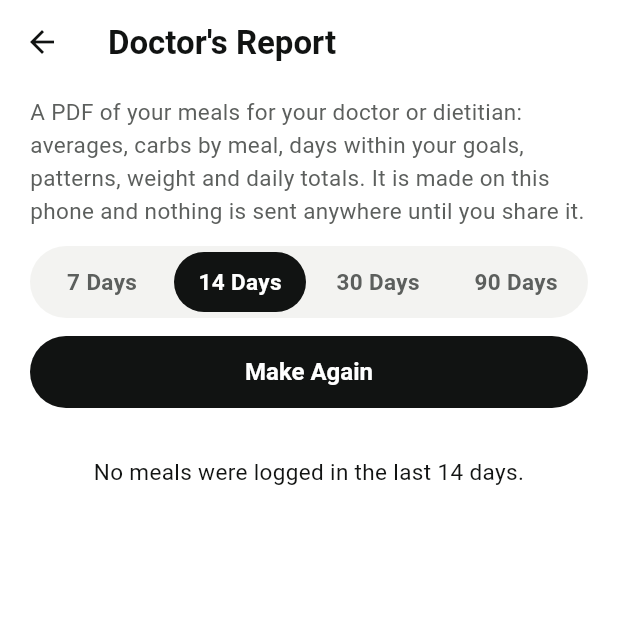
After one commit to Abdullah11Kn/Miqdar, a Flutter app: the DoctorReportScreen screen opened directly, after a tap on "Make Report", on a phone screen of 412 x 824 dp, the top half of it. The commit adds this screen. Run offline on Flutter 3.47's test engine with Material 3 defaults, Android fonts, the phone set to English and light mode, and no system bars; our stand-ins replace file_picker, flutter_local_notifications, flutter_timezone, hijri, image_picker, pdf and 4 more; accounts and stored records are empty; network calls fail; Roboto replaces fonts that are missing (Thmanyah Sans, Thmanyah Serif Display).

Commit message:
feat: doctor's report as a PDF, in English and Arabic (#20, #21)
Export gets a Doctor's Report for 7, 14, 30 or 90 days, made on the phone
from the user's own meals with no AI: overview, carbs by meal (first in
diabetes mode), days within goals, factual pattern lines from fixed rules,
weight trend, weighed and estimated counts, and daily totals with days not
logged marked. Built as HTML and turned into a PDF by the phone's web
engine, which keeps Thmanyah embedded and Arabic shaped; then previewed and
shared from the share sheet.

```diff
--- a/mobile/lib/app_controller.dart
+++ b/mobile/lib/app_controller.dart
@@ -12,6 +12,7 @@ import 'data/local_database.dart';
 import 'l10n/strings.dart';
 import 'models/body_profile.dart';
 import 'models/diabetes.dart';
+import 'models/doctor_report.dart';
 import 'models/nutrition.dart';
 import 'models/ramadan.dart';
 import 'services/alert_service.dart';
@@ -1647,6 +1648,21 @@ class MiqdarController extends ChangeNotifier {
     return diabetes.carbTargetFor(mealType);
   }
 
+  /// The doctor's report for the last [days] diary days, worked out from the user's own numbers.
+  DoctorReport doctorReport(int days, {required bool isAr}) => buildDoctorReport(
+        meals: meals,
+        goals: goals,
+        weights: weightEntries,
+        today: today,
+        periodDays: days,
+        dayOf: diaryDayOf,
+        // The placeholder name is not a person's name, so a report never shows it.
+        name: account.displayName == UserAccount.defaultName
+            ? ''
+            : (isAr && account.displayNameAr.isNotEmpty ? account.displayNameAr : account.displayName),
+        carbsFirst: diabetes.carbsFirst,
+      );
+
   /// Leftovers can be weighed until the end of the meal's diary day.
   bool canWeighLeftovers(MealEntry meal) => diaryDayOf(meal.eatenAt) == today;
 
--- /dev/null
+++ b/mobile/lib/models/doctor_report.dart
@@ -0,0 +1,237 @@
+import 'body_profile.dart';
+import 'diabetes.dart';
+import 'nutrition.dart';
+
+/// A day in the report. [totals] is null when nothing was logged, so it is never read as zero.
+class ReportDay {
+  const ReportDay({required this.day, required this.meals, this.totals});
+
+  final DateTime day;
+  final int meals;
+  final NutritionValues? totals;
+
+  bool get logged => totals != null;
+}
+
+/// How many logged days were within, over and under one goal. Sugar and salt are limits, so they
+/// have no "under".
+class GoalDays {
+  const GoalDays({
+    required this.key,
+    required this.goal,
+    required this.within,
+    required this.over,
+    required this.under,
+    required this.isLimit,
+  });
+
+  final String key;
+  final double goal;
+  final int within;
+  final int over;
+  final int under;
+  final bool isLimit;
+}
+
+enum ReportPatternKind { highestCarbMeal, daysOverSugar, daysOverSalt, weekendCalories, loggedDays }
+
+/// One factual line, worked out from the numbers by a fixed rule, so it can be checked against the
+/// daily tables.
+class ReportPattern {
+  const ReportPattern(this.kind, {this.mealType, this.count = 0, this.ofDays = 0, this.percent = 0});
+
+  final ReportPatternKind kind;
+  final String? mealType;
+  final int count;
+  final int ofDays;
+
+  /// For weekend calories: how much higher (positive) or lower than weekdays, in percent.
+  final int percent;
+}
+
+class DoctorReport {
+  const DoctorReport({
+    required this.from,
+    required this.to,
+    required this.name,
+    required this.days,
+    required this.dailyAverage,
+    required this.carbsByMeal,
+    required this.goalDays,
+    required this.patterns,
+    required this.weightStart,
+    required this.weightEnd,
+    required this.weighedMeals,
+    required this.estimatedMeals,
+    required this.enteredMeals,
+    required this.leftoverMeals,
+    required this.carbsFirst,
+  });
+
+  final DateTime from;
+  final DateTime to;
+  final String name;
+  final List<ReportDay> days;
+  final NutritionValues dailyAverage;
+  final Map<String, double> carbsByMeal;
+
+  /// Empty when the user tracks without goals.
+  final List<GoalDays> goalDays;
+  final List<ReportPattern> patterns;
+  final BodyWeightEntry? weightStart;
+  final BodyWeightEntry? weightEnd;
+  final int weighedMeals;
+  final int estimatedMeals;
+  final int enteredMeals;
+  final int leftoverMeals;
+
+  /// Diabetes mode: the carbs section comes first.
+  final bool carbsFirst;
+
+  int get loggedDays => days.where((d) => d.logged).length;
+  int get mealCount => weighedMeals + estimatedMeals + enteredMeals;
+  bool get isEmpty => loggedDays == 0;
+}
+
+/// Builds the report for the [periodDays] diary days ending on [today]. Everything comes from the
+/// user's own numbers; nothing is sent anywhere.
+DoctorReport buildDoctorReport({
+  required List<MealEntry> meals,
+  required NutritionGoals goals,
+  required List<BodyWeightEntry> weights,
+  required DateTime today,
+  required int periodDays,
+  required DateTime Function(DateTime) dayOf,
+  String name = '',
+  bool carbsFirst = false,
+}) {
+  final to = DateTime(today.year, today.month, today.day);
+  final from = DateTime(to.year, to.month, to.day - (periodDays - 1));
+  final inPeriod = meals.where((m) {
+    final d = dayOf(m.eatenAt);
+    return !d.isBefore(from) && !d.isAfter(to);
+  }).toList();
+
+  final byDay = <DateTime, List<MealEntry>>{};
+  for (final meal in inPeriod) {
+    byDay.putIfAbsent(dayOf(meal.eatenAt), () => []).add(meal);
+  }
+  final days = [
+    for (var i = 0; i < periodDays; i++)
+      () {
+        final day = DateTime(from.year, from.month, from.day + i);
+        final list = byDay[day];
+        return ReportDay(
+          day: day,
+          meals: list?.length ?? 0,
+          totals: list?.fold<NutritionValues>(NutritionValues.zero(), (a, m) => a + m.nutrients),
+        );
+      }(),
+  ];
+  final logged = days.where((d) => d.logged).toList();
+  final average = logged.isEmpty
+      ? NutritionValues.zero()
+      : logged.fold<NutritionValues>(NutritionValues.zero(), (a, d) => a + d.totals!).scaledBy(1 / logged.length);
+
+  GoalDays goalDaysFor(String key, double goal, double Function(NutritionValues) read, {bool isLimit = false}) {
+    var within = 0, over = 0, under = 0;
+    for (final day in logged) {
+      final value = read(day.totals!);
+      if (isLimit) {
+        value > goal ? over++ : within++;
+      } else if (value > goal * 1.1) {
+        over++;
+      } else if (value < goal * 0.9) {
+        under++;
+      } else {
+        within++;
+      }
+    }
+    return GoalDays(key: key, goal: goal, within: within, over: over, under: under, isLimit: isLimit);
+  }
+
+  final goalDays = goals.trackingOnly || logged.isEmpty
+      ? <GoalDays>[]
+      : [
+          goalDaysFor('calories', goals.calories, (v) => v.calories),
+          goalDaysFor('carbohydrates', goals.carbohydrates, (v) => v.carbohydrates),
+          goalDaysFor('sugar', goals.sugar, (v) => v.sugar, isLimit: true),
+          goalDaysFor('sodium', goals.sodium, (v) => v.sodium, isLimit: true),
+        ];
+
+  final patterns = <ReportPattern>[
+    if (logged.isNotEmpty) ReportPattern(ReportPatternKind.loggedDays, count: logged.length, ofDays: periodDays),
+  ];
+
+  // The meal that had the most carbs, on days with more than one meal type.
+  final topMeal = <String, int>{};
+  var comparedDays = 0;
+  for (final entry in byDay.entries) {
+    final carbsByType = <String, double>{};
+    for (final meal in entry.value) {
+      if (meal.nutrients.isMissing('carbohydrate_g')) continue;
+      carbsByType[meal.mealType] = (carbsByType[meal.mealType] ?? 0) + meal.nutrients.carbohydrates;
+    }
+    if (carbsByType.length < 2) continue;
+    comparedDays++;
+    final top = carbsByType.entries.reduce((a, b) => b.value > a.value ? b : a).key;
+    topMeal[top] = (topMeal[top] ?? 0) + 1;
+  }
+  if (comparedDays >= 3) {
+    final top = topMeal.entries.reduce((a, b) => b.value > a.value ? b : a);
+    if (top.value * 2 > comparedDays) {
+      patterns.add(ReportPattern(ReportPatternKind.highestCarbMeal,
+          mealType: top.key, count: top.value, ofDays: comparedDays));
+    }
+  }
+  if (!goals.trackingOnly) {
+    final sugarDays = goalDays.where((g) => g.key == 'sugar').firstOrNull?.over ?? 0;
+    final saltDays = goalDays.where((g) => g.key == 'sodium').firstOrNull?.over ?? 0;
+    if (sugarDays > 0) {
+      patterns.add(ReportPattern(ReportPatternKind.daysOverSugar, count: sugarDays, ofDays: logged.length));
+    }
+    if (saltDays > 0) {
+      patterns.add(ReportPattern(ReportPatternKind.daysOverSalt, count: saltDays, ofDays: logged.length));
+    }
+  }
+  // Friday and Saturday are the weekend in Saudi Arabia and the Gulf.
+  bool weekend(DateTime d) => d.weekday == DateTime.friday || d.weekday == DateTime.saturday;
+  final weekendDays = logged.where((d) => weekend(d.day)).toList();
+  final weekDays = logged.where((d) => !weekend(d.day)).toList();
+  if (weekendDays.length >= 2 && weekDays.length >= 3) {
+    double avg(List<ReportDay> list) => list.fold(0.0, (a, d) => a + d.totals!.calories) / list.length;
+    final weekdayAvg = avg(weekDays);
+    if (weekdayAvg > 0) {
+      final percent = ((avg(weekendDays) - weekdayAvg) / weekdayAvg * 100).round();
+      if (percent.abs() >= 15) {
+        patterns.add(ReportPattern(ReportPatternKind.weekendCalories, percent: percent));
+      }
+    }
+  }
+
+  final weightsInPeriod = weights.where((w) {
+    final d = DateTime(w.measuredOn.year, w.measuredOn.month, w.measuredOn.day);
+    return !d.isBefore(from) && !d.isAfter(to);
+  }).toList()
+    ..sort((a, b) => a.measuredOn.compareTo(b.measuredOn));
+
+  return DoctorReport(
+    from: from,
+    to: to,
+    name: name,
+    days: days,
+    dailyAverage: average,
+    carbsByMeal: averageCarbsByMealType(inPeriod, dayOf),
+    goalDays: goalDays,
+    patterns: patterns,
+    weightStart: weightsInPeriod.firstOrNull,
+    weightEnd: weightsInPeriod.length > 1 ? weightsInPeriod.last : null,
+    weighedMeals: inPeriod.where((m) => m.portionSource == PortionSource.scale).length,
+    estimatedMeals: inPeriod.where((m) => m.portionSource == PortionSource.estimated).length,
+    enteredMeals: inPeriod
+        .where((m) => m.portionSource != PortionSource.scale && m.portionSource != PortionSource.estimated)
+        .length,
+    leftoverMeals: inPeriod.where((m) => m.leftover != null).length,
+    carbsFirst: carbsFirst,
+  );
+}
--- /dev/null
+++ b/mobile/lib/services/report_html.dart
@@ -0,0 +1,158 @@
+import 'dart:convert';
+
+import '../l10n/strings.dart';
+import '../models/diabetes.dart';
+import '../models/doctor_report.dart';
+
+const _mealOrder = ['Breakfast', 'Lunch', 'Dinner', 'Iftar', 'Suhoor', 'Snack', 'Meal'];
+
+String _esc(String text) => const HtmlEscape().convert(text);
+
+/// The doctor's report as one HTML page, which the phone's own web engine turns into a PDF. This
+/// keeps Arabic shaping correct and lets Thmanyah be embedded as the app embeds it.
+String doctorReportHtml(DoctorReport r, S s, {String? fontRegular, String? fontBold}) {
+  final b = StringBuffer();
+  String n0(double v) => v.toStringAsFixed(0);
+  String n1(double v) => v.toStringAsFixed(1);
+  String day(DateTime d) => s.date(d, 'EEE d MMM');
+  final range = '${s.date(r.from, 'd MMM yyyy')} – ${s.date(r.to, 'd MMM yyyy')}';
+
+  b.write('<!doctype html><html lang="${s.isAr ? 'ar' : 'en'}" dir="${s.isAr ? 'rtl' : 'ltr'}"><head><meta charset="utf-8"><style>');
+  if (fontRegular != null) {
+    b.write("@font-face{font-family:'Thmanyah';font-weight:400;src:url(data:font/otf;base64,$fontRegular) format('opentype');}");
+  }
+  if (fontBold != null) {
+    b.write("@font-face{font-family:'Thmanyah';font-weight:700;src:url(data:font/otf;base64,$fontBold) format('opentype');}");
+  }
+  b.write('''
+@page{size:A4;margin:16mm 14mm}
+body{font-family:'Thmanyah',-apple-system,'Helvetica Neue',Arial,sans-serif;color:#111;font-size:11pt;line-height:1.45}
+h1{font-size:20pt;margin:0 0 2px}
+h2{font-size:13pt;margin:20px 0 6px;border-bottom:1.5px solid #111;padding-bottom:3px}
+.muted{color:#555}.small{font-size:9pt}
+table{width:100%;border-collapse:collapse;margin-top:4px}
+th,td{padding:4px 6px;border-bottom:1px solid #ddd;text-align:start;font-variant-numeric:tabular-nums}
+th{font-weight:700;background:#f2f2f2}
+td.num,th.num{text-align:end}
+.grid{display:flex;gap:10px;flex-wrap:wrap}
+.tile{border:1px solid #ccc;border-radius:8px;padding:6px 10px;min-width:96px}
+.tile b{display:block;font-size:14pt}
+ul{margin:4px 0;padding-inline-start:18px}
+tr{page-break-inside:avoid}
+</style></head><body>''');
+
+  b.write('<h1>${s.tr('Food and nutrition report', 'تقرير الطعام والتغذية')}</h1>');
+  b.write('<div class="muted">');
+  if (r.name.trim().isNotEmpty) b.write('${_esc(r.name.trim())} · ');
+  b.write('$range · ${s.tr('${r.days.length} days', '${r.days.length} يوماً')}</div>');
+  b.write('<p class="small muted">${s.tr(
+    'Made on the phone with Miqdar from the meals this person logged. Food values are estimates, from food photos analysed by Gemini or entered by hand; weights marked as weighed come from the Miqdar kitchen scale. This report is not a diagnosis.',
+    'أُعدّ على الهاتف بتطبيق مقدار من الوجبات التي سجلها هذا الشخص. القيم الغذائية تقديرية، من صور طعام حللها Gemini أو أُدخلت يدوياً، والأوزان الموسومة بأنها موزونة من ميزان مقدار. هذا التقرير ليس تشخيصاً.',
+  )}</p>');
+  b.write('<p class="small">${s.tr(
+    '${r.mealCount} meals: ${r.weighedMeals} weighed on the scale, ${r.estimatedMeals} with an estimated amount, ${r.enteredMeals} entered by hand.',
+    '${r.mealCount} وجبة: ${r.weighedMeals} موزونة بالميزان، و${r.estimatedMeals} بكمية تقديرية، و${r.enteredMeals} أُدخلت يدوياً.',
+  )}${r.leftoverMeals > 0 ? ' ${s.tr('Leftovers were weighed and taken off in ${r.leftoverMeals} ${r.leftoverMeals == 1 ? 'meal' : 'meals'}.', 'وُزن المتبقي وخُصم في ${r.leftoverMeals} وجبة.')}' : ''}</p>');
+
+  void carbs() {
+    b.write('<h2>${s.tr('Carbs by meal', 'الكربوهيدرات حسب الوجبة')}</h2>');
+    final types = [..._mealOrder.where(r.carbsByMeal.containsKey), ...r.carbsByMeal.keys.where((t) => !_mealOrder.contains(t))];
+    if (types.isEmpty) {
+      b.write('<p class="muted">${s.tr('No carbs recorded.', 'لا توجد كربوهيدرات مسجلة.')}</p>');
+      return;
+    }
+    b.write('<table><tr><th>${s.tr('Meal', 'الوجبة')}</th><th class="num">${s.tr('Average carbs', 'متوسط الكربوهيدرات')}</th><th class="num">${s.tr('Portions of 15 g', 'حصص 15 غ')}</th></tr>');
+    for (final t in types) {
+      final g = r.carbsByMeal[t]!;
+      b.write('<tr><td>${_esc(s.mealTypeLabel(t))}</td><td class="num">${n0(g)} ${s.unitG}</td><td class="num">${formatPortions(carbPortions(g))}</td></tr>');
+    }
+    b.write('</table><p class="small muted">${s.tr('Average for each meal on the days it was logged. Total carbohydrate.', 'متوسط كل وجبة في الأيام التي سُجلت فيها. إجمالي الكربوهيدرات.')}</p>');
+  }
+
+  void overview() {
+    final a = r.dailyAverage;
+    b.write('<h2>${s.tr('Overview', 'نظرة عامة')}</h2><div class="grid">');
+    void tile(String label, String value) => b.write('<div class="tile"><span class="small muted">$label</span><b>$value</b></div>');
+    tile(s.tr('Days logged', 'الأيام المسجلة'), '${r.loggedDays} / ${r.days.length}');
+    tile(s.tr('Calories a day', 'السعرات في اليوم'), '${n0(a.calories)} ${s.unitKcal}');
+    tile(s.tr('Carbs a day', 'الكربوهيدرات في اليوم'), '${n0(a.carbohydrates)} ${s.unitG}');
+    tile(s.tr('Sugar a day', 'السكر في اليوم'), '${n0(a.sugar)} ${s.unitG}');
+    tile(s.tr('Salt (sodium) a day', 'الملح (الصوديوم) في اليوم'), '${n0(a.sodium)} ${s.unitMg}');
+    tile(s.tr('Protein a day', 'البروتين في اليوم'), '${n0(a.protein)} ${s.unitG}');
+    b.write('</div><p class="small muted">${s.tr('Averages over logged days only.', 'المتوسطات على الأيام المسجلة فقط.')}</p>');
+  }
+
+  if (r.carbsFirst) carbs();
+  overview();
+  if (!r.carbsFirst) carbs();
+
+  if (r.goalDays.isNotEmpty) {
+    b.write('<h2>${s.tr('Days within goals', 'الأيام ضمن الأهداف')}</h2><table><tr><th>${s.tr('Goal', 'الهدف')}</th><th class="num">${s.tr('Within', 'ضمن')}</th><th class="num">${s.tr('Over', 'أعلى')}</th><th class="num">${s.tr('Under', 'أقل')}</th></tr>');
+    for (final g in r.goalDays) {
+      final label = switch (g.key) {
+        'calories' => '${s.calories} (${n0(g.goal)} ${s.unitKcal})',
+        'carbohydrates' => '${s.carbs} (${n0(g.goal)} ${s.unitG})',
+        'sugar' => '${s.sugar} (${s.tr('up to', 'حتى')} ${n0(g.goal)} ${s.unitG})',
+        _ => '${s.sodium} (${s.tr('up to', 'حتى')} ${n0(g.goal)} ${s.unitMg})',
+      };
+      b.write('<tr><td>$label</td><td class="num">${g.within}</td><td class="num">${g.over}</td><td class="num">${g.isLimit ? '–' : g.under}</td></tr>');
+    }
+    b.write('</table><p class="small muted">${s.tr('Within means within 10% of the goal. Sugar and salt are limits.', 'ضمن تعني في حدود 10% من الهدف. السكر والملح حدود عليا.')}</p>');
+  }
+
+  if (r.patterns.isNotEmpty) {
+    b.write('<h2>${s.tr('Patterns', 'أنماط')}</h2><ul>');
+    for (final p in r.patterns) {
+      final line = switch (p.kind) {
+        ReportPatternKind.loggedDays => s.tr('Meals were logged on ${p.count} of ${p.ofDays} days.', 'سُجلت وجبات في ${p.count} من ${p.ofDays} يوماً.'),
+        ReportPatternKind.highestCarbMeal => s.tr(
+            '${s.mealTypeLabel(p.mealType!)} was the highest-carb meal on ${p.count} of ${p.ofDays} days with more than one meal.',
+            '${s.mealTypeLabel(p.mealType!)}: الأعلى كربوهيدرات في ${p.count} من ${p.ofDays} يوماً فيها أكثر من وجبة.'),
+        ReportPatternKind.daysOverSugar => s.tr('Sugar was over the goal on ${p.count} of ${p.ofDays} logged days.', 'تجاوز السكر الهدف في ${p.count} من ${p.ofDays} يوماً مسجلاً.'),
+        ReportPatternKind.daysOverSalt => s.tr('Salt was over the goal on ${p.count} of ${p.ofDays} logged days.', 'تجاوز الملح الهدف في ${p.count} من ${p.ofDays} يوماً مسجلاً.'),
+        ReportPatternKind.weekendCalories => p.percent > 0
+            ? s.tr('Calories on Fridays and Saturdays averaged ${p.percent}% higher than on other days.', 'كانت السعرات يومي الجمعة والسبت أعلى بمتوسط ${p.percent}% من بقية الأيام.')
+            : s.tr('Calories on Fridays and Saturdays averaged ${-p.percent}% lower than on other days.', 'كانت السعرات يومي الجمعة والسبت أقل بمتوسط ${-p.percent}% من بقية الأيام.'),
+      };
+      b.write('<li>${_esc(line)}</li>');
+    }
+    b.write('</ul>');
+  }
+
+  if (r.weightStart != null) {
+    b.write('<h2>${s.tr('Body weight', 'وزن الجسم')}</h2><p>');
+    final start = r.weightStart!;
+    final end = r.weightEnd;
+    if (end == null) {
+      b.write(s.tr('${n1(start.weightKg)} kg on ${day(start.measuredOn)}.', '${n1(start.weightKg)} كغ في ${day(start.measuredOn)}.'));
+    } else {
+      final change = end.weightKg - start.weightKg;
+      final sign = change > 0 ? '+' : '';
+      b.write(s.tr(
+        '${n1(start.weightKg)} kg on ${day(start.measuredOn)} to ${n1(end.weightKg)} kg on ${day(end.measuredOn)} ($sign${n1(change)} kg).',
+        'من ${n1(start.weightKg)} كغ في ${day(start.measuredOn)} إلى ${n1(end.weightKg)} كغ في ${day(end.measuredOn)} ($sign${n1(change)} كغ).',
+      ));
+    }
+    b.write('</p>');
+  }
+
+  b.write('<h2>${s.tr('Daily totals', 'المجاميع اليومية')}</h2><table><tr>'
+      '<th>${s.tr('Day', 'اليوم')}</th><th class="num">${s.tr('Meals', 'الوجبات')}</th>'
+      '<th class="num">${s.calories} (${s.unitKcal})</th><th class="num">${s.carbs} (${s.unitG})</th>'
+      '<th class="num">${s.sugar} (${s.unitG})</th><th class="num">${s.sodium} (${s.unitMg})</th>'
+      '<th class="num">${s.protein} (${s.unitG})</th></tr>');
+  for (final d in r.days) {
+    final t = d.totals;
+    if (t == null) {
+      b.write('<tr><td>${day(d.day)}</td><td class="num muted" colspan="6">${s.tr('Not logged', 'غير مسجل')}</td></tr>');
+    } else {
+      b.write('<tr><td>${day(d.day)}</td><td class="num">${d.meals}</td><td class="num">${n0(t.calories)}</td>'
+          '<td class="num">${n0(t.carbohydrates)}</td><td class="num">${n0(t.sugar)}</td>'
+          '<td class="num">${n0(t.sodium)}</td><td class="num">${n0(t.protein)}</td></tr>');
+    }
+  }
+  b.write('</table>');
+  b.write('<p class="small muted">${s.tr('Made on ${s.date(DateTime.now(), 'd MMM yyyy')}.', 'أُعدّ في ${s.date(DateTime.now(), 'd MMM yyyy')}.')}</p>');
+  b.write('</body></html>');
+  return b.toString();
+}
--- /dev/null
+++ b/mobile/lib/ui/doctor_report_screen.dart
@@ -0,0 +1,150 @@
+import 'dart:convert';
+import 'dart:typed_data';
+
+import 'package:flutter/material.dart';
+import 'package:flutter/services.dart' show rootBundle;
+import 'package:pdf/pdf.dart' show PdfPageFormat;
+import 'package:printing/printing.dart';
+
+import '../app.dart';
+import '../l10n/strings.dart';
+import '../services/report_html.dart';
+import '../theme.dart';
+import 'widgets/charts_and_gauges.dart';
+
+/// The doctor's report: made on this phone from the user's own meals, previewed, then shared.
+class DoctorReportScreen extends StatefulWidget {
+  const DoctorReportScreen({super.key});
+
+  @override
+  State<DoctorReportScreen> createState() => _DoctorReportScreenState();
+}
+
+class _DoctorReportScreenState extends State<DoctorReportScreen> {
+  int days = 14;
+  Future<Uint8List?>? pdf;
+  int? madeFor;
+
+  Future<String?> _font(String path) async {
+    try {
+      final data = await rootBundle.load(path);
+      return base64Encode(data.buffer.asUint8List(data.offsetInBytes, data.lengthInBytes));
+    } catch (_) {
+      return null; // A fresh clone without the fonts still makes a report, in the system font.
+    }
+  }
+
+  Future<Uint8List?> _make() async {
+    final controller = MiqdarScope.of(context);
+    final s = S.of(context);
+    final report = controller.doctorReport(days, isAr: s.isAr);
+    if (report.isEmpty) return null;
+    final html = doctorReportHtml(
+      report,
+      s,
+      fontRegular: await _font('assets/fonts/thmanyah/thmanyah-sans-Regular.otf'),
+      fontBold: await _font('assets/fonts/thmanyah/thmanyah-sans-Bold.otf'),
+    );
+    // Deprecated in the package but still built in on iOS and Android, and the only way here to keep
+    // Thmanyah: its CFF outlines cannot go through the pdf package, and the licence forbids converting it.
+    // ignore: deprecated_member_use
+    return Printing.convertHtml(html: html, format: PdfPageFormat.a4);
+  }
+
+  @override
+  Widget build(BuildContext context) {
+    final s = S.of(context);
+    return Scaffold(
+      appBar: AppBar(title: Text(s.tr("Doctor's Report", 'تقرير للطبيب'))),
+      body: SafeArea(
+        child: Column(
+          crossAxisAlignment: CrossAxisAlignment.stretch,
+          children: [
+            Padding(
+              padding: const EdgeInsets.fromLTRB(20, 8, 20, 12),
+              child: Column(
+                crossAxisAlignment: CrossAxisAlignment.stretch,
+                children: [
+                  Text(
+                    s.tr(
+                      'A PDF of your meals for your doctor or dietitian: averages, carbs by meal, days within your goals, patterns, weight and daily totals. It is made on this phone and nothing is sent anywhere until you share it.',
+                      'ملف PDF لوجباتك لطبيبك أو أخصائي التغذية: المتوسطات، والكربوهيدرات حسب الوجبة، والأيام ضمن أهدافك، والأنماط، والوزن، والمجاميع اليومية. يُعدّ على هذا الهاتف ولا يُرسل إلى أي مكان حتى تشاركه.',
+                    ),
+                    style: MiqdarType.body.copyWith(color: context.mq.inkMuted),
+                  ),
+                  const SizedBox(height: 12),
+                  MiqdarSegmented<int>(
+                    options: [
+                      (value: 7, label: s.tr('7 Days', '7 أيام'), icon: null),
+                      (value: 14, label: s.tr('14 Days', '14 يوماً'), icon: null),
+                      (value: 30, label: s.tr('30 Days', '30 يوماً'), icon: null),
+                      (value: 90, label: s.tr('90 Days', '90 يوماً'), icon: null),
+                    ],
+                    value: days,
+                    onChanged: (value) => setState(() => days = value),
+                  ),
+                  const SizedBox(height: 12),
+                  FilledButton(
+                    onPressed: () => setState(() {
+                      madeFor = days;
+                      pdf = _make();
+                    }),
+                    child: Text(madeFor == null ? s.tr('Make Report', 'إعداد التقرير') : s.tr('Make Again', 'إعداد مرة أخرى')),
+                  ),
+                ],
+              ),
+            ),
+            Expanded(
+              child: pdf == null
+                  ? const SizedBox.shrink()
+                  : FutureBuilder<Uint8List?>(
+                      future: pdf,
+                      builder: (context, snapshot) {
+                        if (snapshot.connectionState != ConnectionState.done) {
+                          return const Center(child: CircularProgressIndicator());
+                        }
+                        if (snapshot.hasError) {
+                          return _message(context, s.tr('The report could not be made. Try again.', 'تعذر إعداد التقرير. حاول مرة أخرى.'));
+                        }
+                        final bytes = snapshot.data;
+                        if (bytes == null) {
+                          return _message(
+                            context,
+                            s.tr('No meals were logged in the last $madeFor days.', 'لم تُسجل وجبات في آخر $madeFor يوماً.'),
+                          );
+                        }
+                        return Column(
+                          crossAxisAlignment: CrossAxisAlignment.stretch,
+                          children: [
+                            Expanded(
+                              child: PdfPreview(
+                                build: (_) async => bytes,
+                                useActions: false,
+                                canChangePageFormat: false,
+                                canChangeOrientation: false,
+                                pdfFileName: 'miqdar-report.pdf',
+                              ),
+                            ),
+                            Padding(
+                              padding: const EdgeInsets.fromLTRB(20, 12, 20, 12),
+                              child: FilledButton(
+                                onPressed: () => Printing.sharePdf(bytes: bytes, filename: 'miqdar-report.pdf'),
+                                child: Text(s.tr('Share', 'مشاركة')),
+                              ),
+                            ),
+                          ],
+                        );
+                      },
+                    ),
+            ),
+          ],
+        ),
+      ),
+    );
+  }
+
+  Widget _message(BuildContext context, String text) => Padding(
+        padding: const EdgeInsets.all(20),
+        child: Text(text, textAlign: TextAlign.center, style: MiqdarType.body.copyWith(color: context.mq.ink)),
+      );
+}
--- a/mobile/pubspec.yaml
+++ b/mobile/pubspec.yaml
@@ -23,6 +23,8 @@ dependencies:
   timezone: ^0.11.2
   flutter_timezone: ^5.1.1
   hijri: ^3.0.1
+  printing: ^5.15.1
+  pdf: ^3.13.1
 
 dev_dependencies:
   flutter_test:
```
Also changed, not shown: mobile/lib/ui/insights_and_goals_screen.dart (+19 -0 lines), mobile/pubspec.lock, 2 other files.
